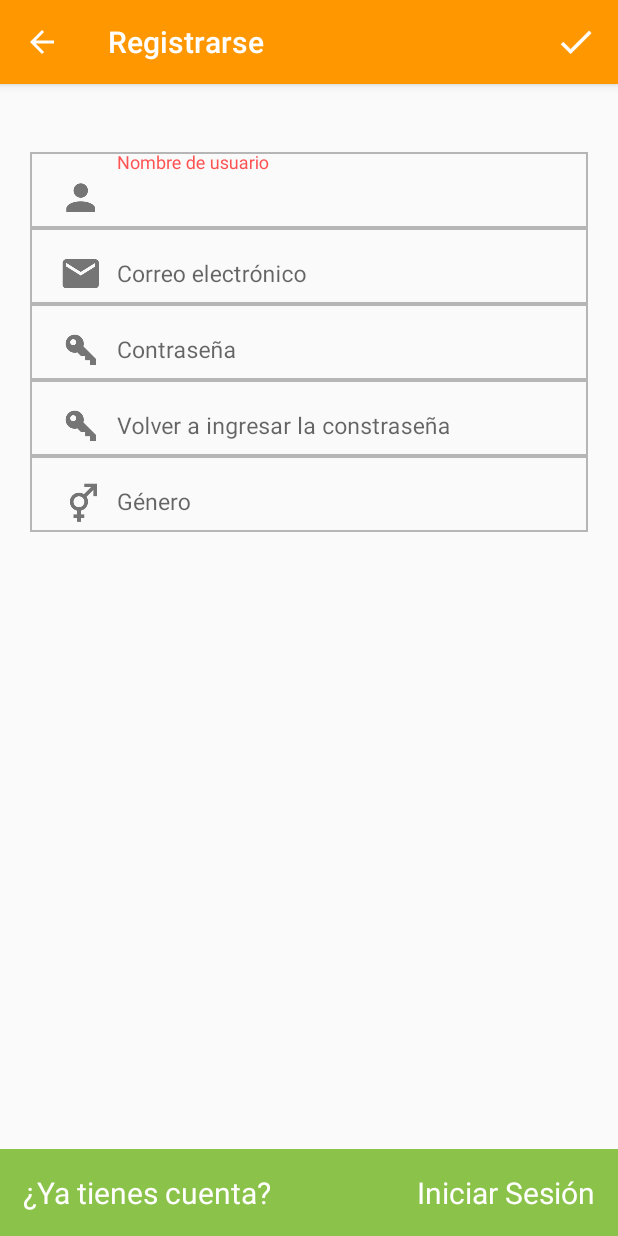
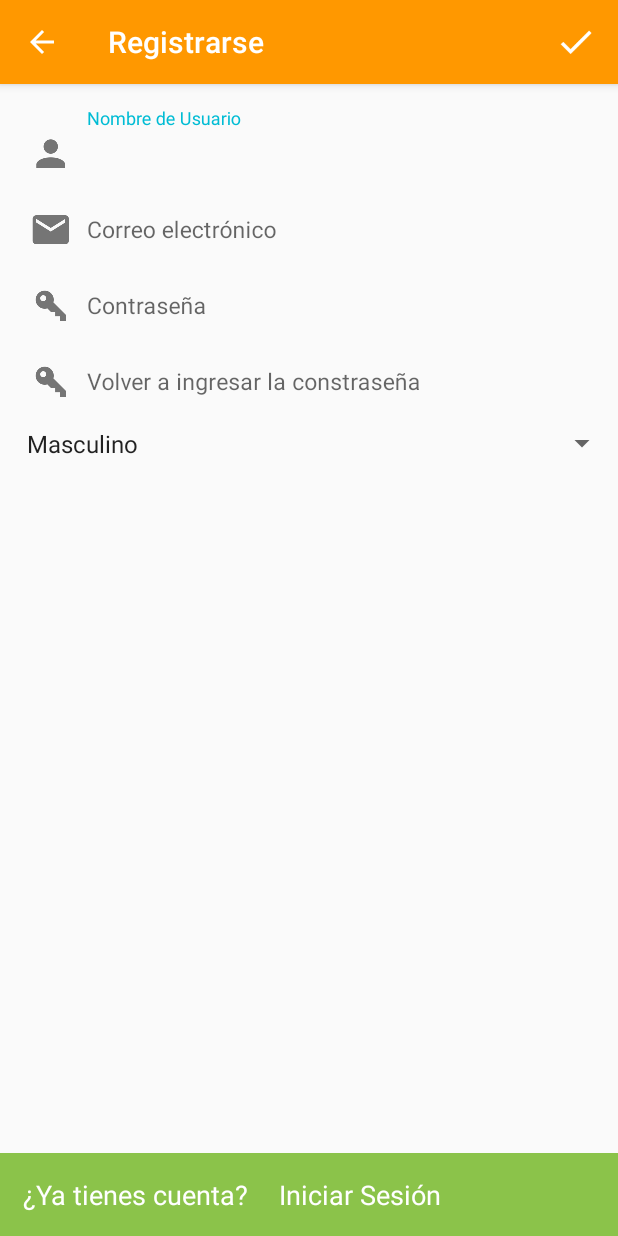
Before and after one commit to elsypinzonv/hungrr, an Android app: the RegisterActivity screen opened directly, with no data from a screen before it, after a tap on an icon or button, on a phone screen of 412 x 824 dp. Run offline under Robolectric (Android 15) with nearby library versions, the phone set to English and light mode, and no system bars; our stand-ins replace ButterKnife.

Commit message:
Improve register layout and structure

```diff
--- a/app/src/main/java/com/snotsoft/hungrr/register/RegisterActivity.java
+++ b/app/src/main/java/com/snotsoft/hungrr/register/RegisterActivity.java
@@ -8,28 +8,43 @@ import android.support.v7.widget.Toolbar;
 import android.view.Menu;
 import android.view.MenuItem;
 import android.view.View;
+import android.widget.EditText;
+import android.widget.LinearLayout;
 import android.widget.RelativeLayout;
+import android.widget.Spinner;
 
 import com.snotsoft.hungrr.R;
 import com.snotsoft.hungrr.login.LoginActivity;
 
+import butterknife.Bind;
+import butterknife.ButterKnife;
+
 public class RegisterActivity extends AppCompatActivity implements RegisterContract.View {
 
-    private Toolbar toolbar;
-    private TextInputLayout edit_username;
-    private TextInputLayout edit_email;
-    private TextInputLayout edit_password;
-    private TextInputLayout edit_repeat_password;
-    private TextInputLayout edit_gender;
-    private RelativeLayout rl_go_login;
+    @Bind(R.id.toolbar) Toolbar toolbar;
+    @Bind(R.id.usernameWrapper) TextInputLayout usernameWrapper;
+    @Bind(R.id.et_username) EditText usernameEditText;
+    @Bind(R.id.emailWrapper) TextInputLayout emailWrapper;
+    @Bind(R.id.et_email) EditText emailEditText;
+    @Bind(R.id.passwordWrapper) TextInputLayout passwordWrapper;
+    @Bind(R.id.et_password) EditText passwordEditText;
+    @Bind(R.id.confirmWrapper) TextInputLayout confirmWrapper;
+    @Bind(R.id.et_confirm_password) EditText confirmEditText;
+    @Bind(R.id.spinner_gender) Spinner spinnerGender;
+    @Bind(R.id.bottom_bar_already_account)
+    LinearLayout rl_go_login;
+
     private RegisterContract.UserActionListener mActionsListener;
 
     @Override
     protected void onCreate(Bundle savedInstanceState) {
         super.onCreate(savedInstanceState);
         setContentView(R.layout.activity_register);
-        initUI();
-        initToolbar();
+        ButterKnife.bind(this);
+
+        setSupportActionBar(toolbar);
+        getSupportActionBar().setDisplayHomeAsUpEnabled(true);
+
         mActionsListener = new RegisterPresenter();
         rl_go_login.setOnClickListener(new View.OnClickListener() {
             @Override
@@ -63,13 +78,12 @@ public class RegisterActivity extends AppCompatActivity implements RegisterContr
         return super.onOptionsItemSelected(item);
     }
 
-    private void actionRegister(){
+    private void actionRegister() {
         mActionsListener.doRegister(
-                edit_username.getEditText().getText().toString(),
-                edit_email.getEditText().getText().toString(),
-                edit_password.getEditText().getText().toString(),
-                edit_repeat_password.getEditText().getText().toString(),
-                edit_gender.getEditText().getText().toString()
+                usernameWrapper.getEditText().getText().toString(),
+                emailWrapper.getEditText().getText().toString(),
+                passwordWrapper.getEditText().getText().toString(),
+                spinnerGender.getSelectedItem().toString()
         );
     }
 
@@ -82,19 +96,4 @@ public class RegisterActivity extends AppCompatActivity implements RegisterContr
         finish();
         startActivity(intent);
     }
-
-    private void initToolbar(){
-        setSupportActionBar(toolbar);
-        getSupportActionBar().setDisplayHomeAsUpEnabled(true);
-    }
-
-    private void initUI(){
-        toolbar = (Toolbar) findViewById(R.id.toolbar);
-        edit_username = (TextInputLayout) findViewById(R.id.username);
-        edit_email = (TextInputLayout) findViewById(R.id.email);
-        edit_password = (TextInputLayout) findViewById(R.id.password);
-        edit_repeat_password = (TextInputLayout) findViewById(R.id.repeat_password);
-        edit_gender = (TextInputLayout) findViewById(R.id.gender);
-        rl_go_login = (RelativeLayout) findViewById(R.id.go_login);
-    }
 }
--- a/app/src/main/java/com/snotsoft/hungrr/register/RegisterContract.java
+++ b/app/src/main/java/com/snotsoft/hungrr/register/RegisterContract.java
@@ -12,7 +12,7 @@ public interface RegisterContract {
     }
 
     interface UserActionListener{
-        void doRegister(String username, String email, String password, String repeatPassword, String gender);
+        void doRegister(String username, String email, String password, String gender);
     }
 
 }
--- a/app/src/main/java/com/snotsoft/hungrr/register/RegisterPresenter.java
+++ b/app/src/main/java/com/snotsoft/hungrr/register/RegisterPresenter.java
@@ -6,7 +6,7 @@ package com.snotsoft.hungrr.register;
 public class RegisterPresenter implements RegisterContract.UserActionListener{
 
     @Override
-    public void doRegister(String username, String email, String password, String repeatPassword, String gender) {
+    public void doRegister(String username, String email, String password, String gender) {
 
     }
 }
--- a/app/src/main/res/layout/activity_register.xml
+++ b/app/src/main/res/layout/activity_register.xml
@@ -1,143 +1,15 @@
 <?xml version="1.0" encoding="utf-8"?>
-<RelativeLayout xmlns:android="http://schemas.android.com/apk/res/android"
+<android.support.design.widget.CoordinatorLayout
+    xmlns:android="http://schemas.android.com/apk/res/android"
+    xmlns:app="http://schemas.android.com/apk/res-auto"
     xmlns:tools="http://schemas.android.com/tools"
     android:layout_width="match_parent"
     android:layout_height="match_parent"
-    tools:context="com.snotsoft.hungrr.register.RegisterActivity">
+    android:fitsSystemWindows="true"
+    tools:context=".register.RegisterActivity">
 
-    <include
-        layout="@layout/appbar"
-        android:id="@+id/appbar"></include>
+    <include layout="@layout/appbar" />
 
-    <LinearLayout
-        android:layout_width="match_parent"
-        android:layout_height="wrap_content"
-        android:orientation="vertical"
-        android:layout_marginTop="45dp"
-        android:layout_marginLeft="20dp"
-        android:layout_marginRight="20dp"
-        android:layout_below="@+id/appbar"
-        >
+    <include layout="@layout/activity_register_content" />
 
-        <android.support.design.widget.TextInputLayout
-        android:id="@+id/username"
-        android:layout_width="match_parent"
-        android:layout_height="wrap_content"
-        android:background="@drawable/edit_style">
-
-            <EditText
-                android:layout_width="match_parent"
-                android:layout_height="40dp"
-                android:padding="10dp"
-                android:drawableLeft="@mipmap/ic_account"
-                android:background="@null"
-                android:hint="@string/lbl_username_hint_"
-                android:textSize="15dp"/>
-
-            </android.support.design.widget.TextInputLayout>
-
-        <android.support.design.widget.TextInputLayout
-            android:id="@+id/email"
-            android:layout_width="match_parent"
-            android:layout_height="wrap_content"
-            android:background="@drawable/edit_style">
-
-            <android.support.design.widget.TextInputEditText
-                android:layout_width="match_parent"
-                android:layout_height="40dp"
-                android:padding="10dp"
-                android:drawableLeft="@mipmap/ic_email"
-                android:background="@null"
-                android:hint="@string/lbl_email_hint"
-                android:textSize="15dp"/>
-
-        </android.support.design.widget.TextInputLayout>
-
-                <android.support.design.widget.TextInputLayout
-            android:id="@+id/password"
-            android:layout_width="match_parent"
-            android:layout_height="wrap_content"
-            android:background="@drawable/edit_style">
-
-            <EditText
-                android:layout_width="match_parent"
-                android:layout_height="40dp"
-                android:padding="10dp"
-                android:drawableLeft="@mipmap/ic_key"
-                android:background="@null"
-                android:hint="@string/lbl_password_hint_"
-                android:textSize="15dp"/>
-
-        </android.support.design.widget.TextInputLayout>
-
-        <android.support.design.widget.TextInputLayout
-            android:id="@+id/repeat_password"
-            android:layout_width="match_parent"
-            android:layout_height="wrap_content"
-            android:background="@drawable/edit_style">
-
-            <EditText
-                android:layout_width="match_parent"
-                android:layout_height="40dp"
-                android:padding="10dp"
-                android:drawableLeft="@mipmap/ic_key"
-                android:background="@null"
-                android:hint="@string/lbl_repeat_password_hint"
-                android:textSize="15dp"
-                />
-
-        </android.support.design.widget.TextInputLayout>
-
-        <android.support.design.widget.TextInputLayout
-            android:id="@+id/gender"
-            android:layout_width="match_parent"
-            android:layout_height="wrap_content"
-            android:background="@drawable/edit_style">
-
-            <EditText
-                android:layout_width="match_parent"
-                android:layout_height="40dp"
-                android:padding="10dp"
-                android:drawableLeft="@mipmap/ic_gender"
-                android:background="@null"
-                android:hint="@string/lbl_gender_hint"
-                android:textSize="15dp"
-                />
-
-        </android.support.design.widget.TextInputLayout>
-
-    </LinearLayout>
-
-
-    <RelativeLayout
-        android:id="@+id/go_login"
-        android:layout_width="match_parent"
-        android:layout_height="wrap_content"
-        android:orientation="horizontal"
-        android:layout_alignParentBottom="true"
-        android:padding="5dp"
-        android:background="@color/colorGreen">
-
-        <TextView
-            android:layout_width="wrap_content"
-            android:layout_height="wrap_content"
-            android:layout_alignParentLeft="true"
-            android:layout_centerVertical="true"
-            android:textColor="@android:color/white"
-            android:textSize="20dp"
-            android:padding="10dp"
-            android:text="@string/lbl_alredy_account"/>
-
-        <TextView
-            android:layout_width="wrap_content"
-            android:layout_height="wrap_content"
-            android:layout_alignParentRight="true"
-            android:layout_centerVertical="true"
-            android:textColor="@android:color/white"
-            android:textSize="20dp"
-            android:padding="10dp"
-            android:text="@string/lbl_login"/>
-
-    </RelativeLayout>
-
-</RelativeLayout>
+</android.support.design.widget.CoordinatorLayout>
--- /dev/null
+++ b/app/src/main/res/layout/activity_register_content.xml
@@ -0,0 +1,128 @@
+<?xml version="1.0" encoding="utf-8"?>
+<RelativeLayout
+    xmlns:android="http://schemas.android.com/apk/res/android"
+    xmlns:app="http://schemas.android.com/apk/res-auto"
+    xmlns:tools="http://schemas.android.com/tools"
+    app:layout_behavior="@string/appbar_scrolling_view_behavior"
+    android:layout_width="match_parent"
+    android:layout_height="match_parent"
+    tools:context=".register.RegisterActivity"
+    tools:showIn="@layout/activity_register">
+
+    <LinearLayout
+        android:paddingTop="16dp"
+        android:orientation="vertical"
+        android:layout_width="match_parent"
+        android:layout_height="wrap_content">
+
+        <android.support.design.widget.TextInputLayout
+            android:id="@+id/usernameWrapper"
+            android:layout_width="match_parent"
+            android:layout_height="wrap_content"
+            android:theme="@style/TextInputLayoutStyle">
+
+            <EditText
+                android:id="@+id/et_username"
+                android:layout_width="match_parent"
+                android:layout_height="40dp"
+                android:padding="10dp"
+                android:drawableLeft="@mipmap/ic_account"
+                android:background="@null"
+                android:hint="@string/lbl_username_hint"
+                android:textSize="15sp"/>
+
+        </android.support.design.widget.TextInputLayout>
+
+        <android.support.design.widget.TextInputLayout
+            android:id="@+id/emailWrapper"
+            android:layout_width="match_parent"
+            android:layout_height="wrap_content"
+            android:theme="@style/TextInputLayoutStyle">
+
+            <android.support.design.widget.TextInputEditText
+                android:id="@+id/et_email"
+                android:layout_width="match_parent"
+                android:layout_height="40dp"
+                android:padding="10dp"
+                android:inputType="textEmailAddress"
+                android:drawableLeft="@mipmap/ic_email"
+                android:background="@null"
+                android:hint="@string/lbl_email_hint"
+                android:textSize="15sp"/>
+
+        </android.support.design.widget.TextInputLayout>
+
+        <android.support.design.widget.TextInputLayout
+            android:id="@+id/passwordWrapper"
+            android:layout_width="match_parent"
+            android:layout_height="wrap_content"
+            android:theme="@style/TextInputLayoutStyle">
+
+            <EditText
+                android:id="@+id/et_password"
+                android:layout_width="match_parent"
+                android:layout_height="40dp"
+                android:padding="10dp"
+                android:inputType="textPassword"
+                android:drawableLeft="@mipmap/ic_key"
+                android:background="@null"
+                android:hint="@string/lbl_password_hint_"
+                android:textSize="15sp"/>
+
+        </android.support.design.widget.TextInputLayout>
+
+        <android.support.design.widget.TextInputLayout
+            android:id="@+id/confirmWrapper"
+            android:layout_width="match_parent"
+            android:layout_height="wrap_content"
+            android:theme="@style/TextInputLayoutStyle">
+
+            <EditText
+                android:id="@+id/et_confirm_password"
+                android:layout_width="match_parent"
+                android:layout_height="40dp"
+                android:padding="10dp"
+                android:drawableLeft="@mipmap/ic_key"
+                android:background="@null"
+                android:inputType="textPassword"
+                android:hint="@string/lbl_repeat_password_hint"
+                android:textSize="15sp" />
+
+        </android.support.design.widget.TextInputLayout>
+
+        <LinearLayout
+            android:orientation="horizontal"
+            android:layout_gravity="right"
+            android:layout_width="match_parent"
+            android:layout_height="wrap_content">
+
+            <!--
+            <ImageView
+                android:src="@mipmap/ic_gender"
+                android:layout_gravity="center_vertical|right"
+                android:layout_width="wrap_content"
+                android:layout_height="wrap_content"
+                android:padding="0dp"
+                android:layout_margin="0dp"/>
+             -->
+
+            <Spinner
+                android:id="@+id/spinner_gender"
+                android:layout_width="match_parent"
+                android:layout_height="wrap_content"
+                android:gravity="right"
+                android:padding="10dp"
+                android:spinnerMode="dialog"
+                android:entries="@array/genders"/>
+
+        </LinearLayout>
+
+    </LinearLayout>
+
+    <include
+        android:layout_alignParentBottom="true"
+        android:layout_width="match_parent"
+        android:layout_height="wrap_content"
+        layout="@layout/custom_already_account_bottom_bar" />
+
+</RelativeLayout>
--- a/app/src/main/res/layout/appbar.xml
+++ b/app/src/main/res/layout/appbar.xml
@@ -1,10 +1,10 @@
 <?xml version="1.0" encoding="utf-8"?>
 <android.support.design.widget.AppBarLayout
-    android:layout_width="match_parent"
-    android:layout_height="wrap_content"
+    xmlns:android="http://schemas.android.com/apk/res/android"
     xmlns:app="http://schemas.android.com/apk/res-auto"
     android:theme="@style/AppTheme.AppBarOverlay"
-    xmlns:android="http://schemas.android.com/apk/res/android">
+    android:layout_width="match_parent"
+    android:layout_height="wrap_content">
 
     <android.support.v7.widget.Toolbar
         android:id="@+id/toolbar"
--- /dev/null
+++ b/app/src/main/res/layout/custom_already_account_bottom_bar.xml
@@ -0,0 +1,30 @@
+<?xml version="1.0" encoding="utf-8"?>
+<LinearLayout
+    xmlns:android="http://schemas.android.com/apk/res/android"
+    xmlns:app="http://schemas.android.com/apk/res-auto"
+    android:id="@+id/bottom_bar_already_account"
+    android:layout_width="match_parent"
+    android:layout_height="wrap_content"
+    android:layout_alignParentBottom="true"
+    android:orientation="horizontal"
+    android:padding="5dp"
+    android:background="@color/colorGreen"
+    app:layout_behavior="@string/appbar_scrolling_view_behavior">
+
+    <TextView
+        android:layout_width="wrap_content"
+        android:layout_height="wrap_content"
+        android:textColor="@color/colorTextIcons"
+        android:textSize="18sp"
+        android:text="@string/lbl_alredy_account"
+        android:padding="10dp"/>
+
+    <TextView
+        android:layout_width="wrap_content"
+        android:layout_height="wrap_content"
+        android:textColor="@color/colorTextIcons"
+        android:textSize="18sp"
+        android:text="@string/lbl_login"
+        android:padding="10dp"/>
+
+</LinearLayout>
--- /dev/null
+++ b/app/src/main/res/values/array.xml
@@ -0,0 +1,10 @@
+<?xml version="1.0" encoding="utf-8"?>
+<resources>
+
+    <string-array name="genders">
+        <item>Masculino</item>
+        <item>Femenino</item>
+        <item>No quiero especificar</item>
+    </string-array>
+
+</resources>
```
